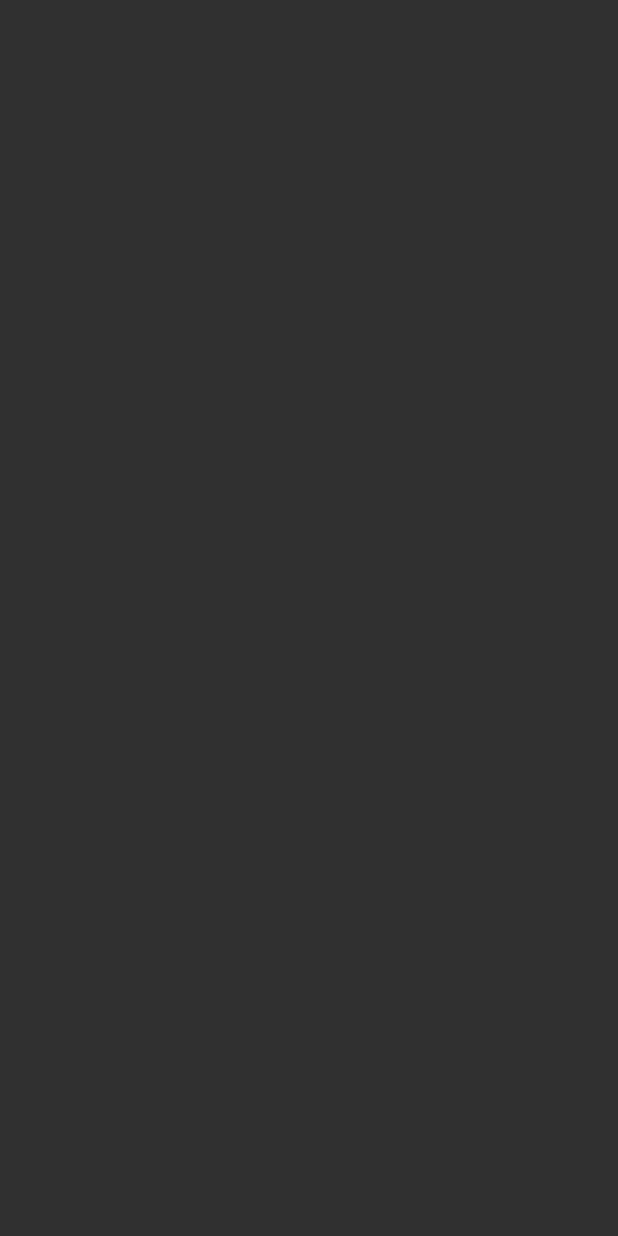
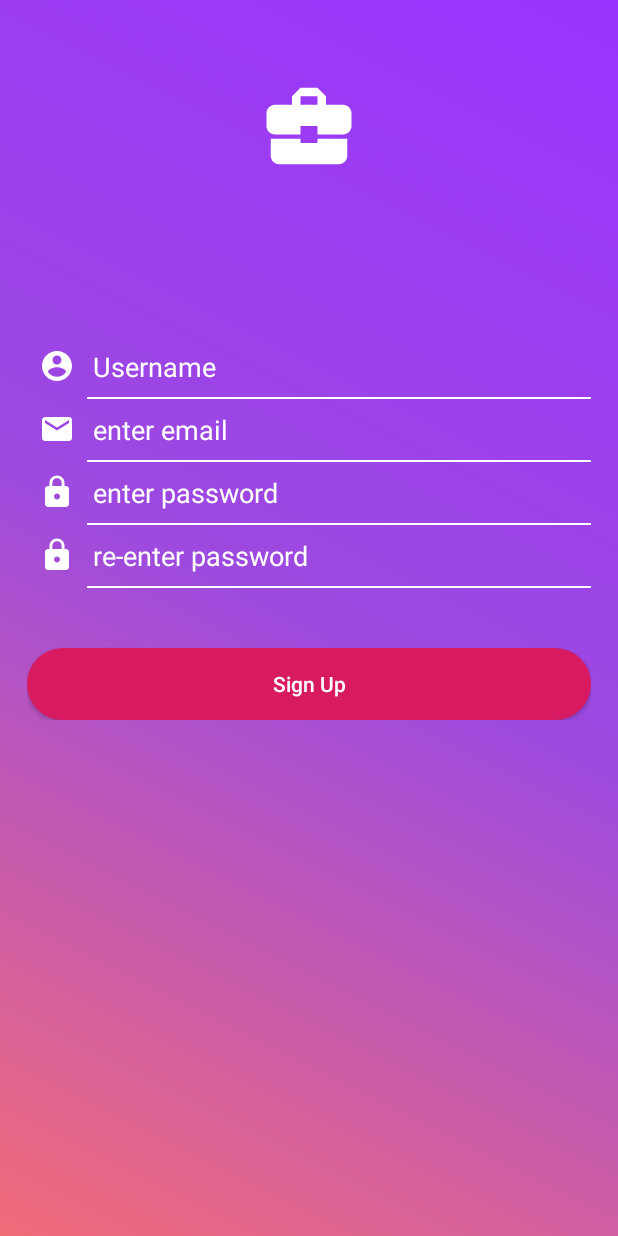
Before and after one commit to SamJay0/Hotel-Booking-App, an Android app: the SignUpActivity screen opened directly, with no data from a screen before it, on a phone screen of 412 x 824 dp. Before the commit the screen is empty. Run offline under Robolectric (Android 15) with nearby library versions, the phone set to English and light mode, and no system bars.

Commit message:
designed sign_up page

```diff
--- a/app/src/main/AndroidManifest.xml
+++ b/app/src/main/AndroidManifest.xml
@@ -10,14 +10,15 @@
         android:supportsRtl="true"
         android:theme="@style/AppTheme">
         <activity android:name=".SignUpActivity"></activity>
-        <activity android:name=".LoginActivity" />
-        <activity android:name=".MainActivity">
+        <activity android:name=".LoginActivity" >
             <intent-filter>
                 <action android:name="android.intent.action.MAIN" />
 
                 <category android:name="android.intent.category.LAUNCHER" />
             </intent-filter>
         </activity>
+        <activity android:name=".MainActivity">
+        </activity>
     </application>
 
 </manifest>
--- a/app/src/main/java/com/example/hotelbookingapp/LoginActivity.java
+++ b/app/src/main/java/com/example/hotelbookingapp/LoginActivity.java
@@ -1,7 +1,12 @@
 package com.example.hotelbookingapp;
 
+import android.app.Activity;
+import android.content.Intent;
 import android.support.v7.app.AppCompatActivity;
 import android.os.Bundle;
+import android.view.View;
+import android.widget.Button;
+import android.widget.Toast;
 
 public class LoginActivity extends AppCompatActivity {
 
@@ -9,5 +14,18 @@ public class LoginActivity extends AppCompatActivity {
     protected void onCreate(Bundle savedInstanceState) {
         super.onCreate(savedInstanceState);
         setContentView(R.layout.activity_login);
+        Button login=findViewById(R.id.login_btn);
+        login.setOnClickListener(new View.OnClickListener() {
+            @Override
+            public void onClick(View v) {
+                Toast.makeText(LoginActivity.this, "login", Toast.LENGTH_SHORT).show();
+            }
+        });
+
     }
+    public void sign_up(View view){
+        Intent i=new Intent(this,SignUpActivity.class);
+        startActivity(i);
+    }
+
 }
--- a/app/src/main/java/com/example/hotelbookingapp/MainActivity.java
+++ b/app/src/main/java/com/example/hotelbookingapp/MainActivity.java
@@ -1,14 +1,20 @@
 package com.example.hotelbookingapp;
 
+import android.content.Intent;
 import android.support.v7.app.AppCompatActivity;
 import android.os.Bundle;
 import android.support.v7.widget.Toolbar;
+import android.view.View;
+import android.widget.Button;
+import android.widget.Toast;
 
 public class MainActivity extends AppCompatActivity {
 
     @Override
     protected void onCreate(Bundle savedInstanceState) {
         super.onCreate(savedInstanceState);
-        setContentView(R.layout.activity_login);
+        setContentView(R.layout.activity_main);
+
     }
+
 }
--- a/app/src/main/java/com/example/hotelbookingapp/SignUpActivity.java
+++ b/app/src/main/java/com/example/hotelbookingapp/SignUpActivity.java
@@ -2,6 +2,9 @@ package com.example.hotelbookingapp;
 
 import android.support.v7.app.AppCompatActivity;
 import android.os.Bundle;
+import android.view.View;
+import android.widget.Button;
+import android.widget.Toast;
 
 public class SignUpActivity extends AppCompatActivity {
 
@@ -9,5 +12,12 @@ public class SignUpActivity extends AppCompatActivity {
     protected void onCreate(Bundle savedInstanceState) {
         super.onCreate(savedInstanceState);
         setContentView(R.layout.activity_sign_up);
+        Button signup=findViewById(R.id._sign_up_btn);
+        signup.setOnClickListener(new View.OnClickListener() {
+            @Override
+            public void onClick(View v) {
+                Toast.makeText(SignUpActivity.this, "sign up", Toast.LENGTH_SHORT).show();
+            }
+        });
     }
 }
--- /dev/null
+++ b/app/src/main/res/drawable/ic_email_white.xml
@@ -0,0 +1,5 @@
+<vector android:height="24dp" android:tint="#FFFFFF"
+    android:viewportHeight="24.0" android:viewportWidth="24.0"
+    android:width="24dp" xmlns:android="http://schemas.android.com/apk/res/android">
+    <path android:fillColor="#FF000000" android:pathData="M20,4L4,4c-1.1,0 -1.99,0.9 -1.99,2L2,18c0,1.1 0.9,2 2,2h16c1.1,0 2,-0.9 2,-2L22,6c0,-1.1 -0.9,-2 -2,-2zM20,8l-8,5 -8,-5L4,6l8,5 8,-5v2z"/>
+</vector>
--- /dev/null
+++ b/app/src/main/res/drawable/sign_up_gradient.xml
@@ -0,0 +1,16 @@
+<?xml version="1.0" encoding="utf-8"?>
+<shape xmlns:android="http://schemas.android.com/apk/res/android">
+    <gradient
+        android:endColor="#f93f"
+        android:startColor="#f26c78"
+        android:centerColor="#9d4adf"
+        android:angle="45"/>
+    <padding
+        android:left="7dp"
+        android:top="7dp"
+        android:right="7dp"
+        android:bottom="7dp"/>
+    <!--<corners android:radius="20dp"/>-->
+
+
+</shape>
--- a/app/src/main/res/layout/activity_login.xml
+++ b/app/src/main/res/layout/activity_login.xml
@@ -13,7 +13,7 @@
         android:layout_height="match_parent">
         <LinearLayout
             android:layout_width="match_parent"
-            android:layout_height="match_parent"
+            android:layout_height="wrap_content"
             android:orientation="vertical">
             <ImageView
                 android:layout_width="100dp"
@@ -38,22 +38,9 @@
             <View
                 android:layout_width="match_parent"
                 android:layout_height="1dp"
-                android:background="@color/white"/>
-            <!--<EditText-->
-                <!--android:layout_width="match_parent"-->
-                <!--android:layout_height="wrap_content"-->
-                <!--android:hint="@string/email"-->
-                <!--android:inputType="textEmailAddress"-->
-                <!--android:textColorHint="@color/white"-->
-                <!--android:background="@android:color/transparent"-->
-                <!--android:padding="8dp"-->
-                <!--android:ems="10"-->
-                <!--android:drawablePadding="12dp"-->
-                <!--android:drawableLeft="@drawable/ic_account_circle_black_24dp"/>-->
-            <!--<View-->
-                <!--android:layout_width="match_parent"-->
-                <!--android:layout_height="1dp"-->
-                <!--android:background="@color/white"/>-->
+                android:background="@color/white"
+                android:layout_marginLeft="40dp"
+                android:layout_marginStart="40dp"/>
             <EditText
                 android:layout_width="match_parent"
                 android:layout_height="wrap_content"
@@ -68,27 +55,44 @@
             <View
                 android:layout_width="match_parent"
                 android:layout_height="1dp"
-                android:background="@color/white"/>
+                android:background="@color/white"
+                android:layout_marginLeft="40dp"
+                android:layout_marginStart="40dp"/>
             <CheckBox
                 android:layout_width="match_parent"
                 android:layout_height="wrap_content"
                 android:padding="8dp"
+                android:layout_marginLeft="6dp"
+                android:layout_marginStart="6dp"
                 android:text="@string/remember"/>
             <Button
+                android:id="@+id/login_btn"
                 android:layout_width="match_parent"
                 android:layout_height="wrap_content"
                 android:layout_marginTop="25dp"
                 android:background="@drawable/login_background"
                 android:text="@string/login"
                 android:clickable="true"
+                android:focusable="true"
                 android:textColor="@color/colorAccent"
-                android:textAllCaps="false"/>
+                android:textAllCaps="false"
+                />
+            <TextView
+                android:layout_marginTop="16dp"
+                android:layout_width="match_parent"
+                android:layout_height="wrap_content"
+                android:textStyle="bold"
+                android:text="@string/not_registered"
+                android:layout_marginStart="20dp"
+                android:layout_marginLeft="20dp"/>
             <Button
                 android:layout_width="match_parent"
                 android:layout_height="wrap_content"
                 android:layout_marginTop="15dp"
                 android:background="@drawable/sign_up_background"
                 android:clickable="true"
+                android:focusable="true"
+                android:onClick="sign_up"
                 android:text="@string/sign_up"
                 android:textColor="@color/white"
                 android:textAllCaps="false"/>
--- a/app/src/main/res/layout/activity_sign_up.xml
+++ b/app/src/main/res/layout/activity_sign_up.xml
@@ -1,9 +1,112 @@
 <?xml version="1.0" encoding="utf-8"?>
-<android.support.constraint.ConstraintLayout xmlns:android="http://schemas.android.com/apk/res/android"
+<LinearLayout xmlns:android="http://schemas.android.com/apk/res/android"
     xmlns:app="http://schemas.android.com/apk/res-auto"
     xmlns:tools="http://schemas.android.com/tools"
     android:layout_width="match_parent"
     android:layout_height="match_parent"
-    tools:context=".SignUpActivity">
+    android:padding="18dp"
+    android:orientation="vertical"
+    android:background="@drawable/sign_up_gradient"
+    tools:context=".LoginActivity">
+    <ScrollView
+        android:layout_width="match_parent"
+        android:layout_height="match_parent">
+        <LinearLayout
+            android:layout_width="match_parent"
+            android:layout_height="wrap_content"
+            android:orientation="vertical">
+            <ImageView
+                android:layout_width="100dp"
+                android:layout_height="100dp"
+                android:layout_gravity="center_horizontal"
+                android:padding="16dp"
+                android:layout_marginTop="16dp"
+                android:layout_marginBottom="20dp"
+                android:src="@drawable/ic_building"/>
+            <EditText
+                android:layout_width="match_parent"
+                android:layout_height="wrap_content"
+                android:hint="@string/username"
+                android:inputType="textPersonName"
+                android:textColorHint="@color/white"
+                android:background="@android:color/transparent"
+                android:padding="8dp"
+                android:layout_marginTop="70dp"
+                android:ems="10"
+                android:drawablePadding="12dp"
+                android:drawableLeft="@drawable/ic_account_circle_black_24dp"/>
+            <View
+                android:layout_width="match_parent"
+                android:layout_height="1dp"
+                android:background="@color/white"
+                android:layout_marginLeft="40dp"
+                android:layout_marginStart="40dp"/>
+            <EditText
+                android:layout_width="match_parent"
+                android:layout_height="wrap_content"
+                android:hint="@string/email"
+                android:inputType="textEmailAddress"
+                android:textColorHint="@color/white"
+                android:background="@android:color/transparent"
+                android:padding="8dp"
+                android:ems="10"
+                android:drawablePadding="12dp"
+                android:drawableLeft="@drawable/ic_email_white"/>
+            <View
+                android:layout_width="match_parent"
+                android:layout_height="1dp"
+                android:background="@color/white"
+                android:layout_marginLeft="40dp"
+                android:layout_marginStart="40dp"/>
+            <EditText
+                android:layout_width="match_parent"
+                android:layout_height="wrap_content"
+                android:hint="@string/passHint"
+                android:inputType="textPassword"
+                android:textColorHint="@color/white"
+                android:background="@android:color/transparent"
+                android:padding="8dp"
+                android:ems="10"
+                android:drawablePadding="12dp"
+                android:drawableLeft="@drawable/ic_lock_24dp"/>
+            <View
+                android:layout_width="match_parent"
+                android:layout_height="1dp"
+                android:background="@color/white"
+                android:layout_marginLeft="40dp"
+                android:layout_marginStart="40dp"/>
+            <EditText
+                android:layout_width="match_parent"
+                android:layout_height="wrap_content"
+                android:hint="@string/passConfirm"
+                android:inputType="textPassword"
+                android:textColorHint="@color/white"
+                android:background="@android:color/transparent"
+                android:padding="8dp"
+                android:ems="10"
+                android:drawablePadding="12dp"
+                android:drawableLeft="@drawable/ic_lock_24dp"/>
+            <View
+                android:layout_width="match_parent"
+                android:layout_height="1dp"
+                android:background="@color/white"
+                android:layout_marginLeft="40dp"
+                android:layout_marginStart="40dp"/>
 
-</android.support.constraint.ConstraintLayout>
+            <Button
+                android:id="@+id/_sign_up_btn"
+                android:layout_width="match_parent"
+                android:layout_height="wrap_content"
+                android:layout_marginTop="40dp"
+                android:background="@drawable/sign_up_background"
+                android:clickable="true"
+                android:focusable="true"
+                android:text="@string/sign_up"
+                android:textColor="@color/white"
+                android:textAllCaps="false"/>
+
+
+        </LinearLayout>
+    </ScrollView>
+
+</LinearLayout>
--- a/app/src/main/res/values/strings.xml
+++ b/app/src/main/res/values/strings.xml
@@ -4,6 +4,8 @@
     <string name="sign_up">Sign Up</string>
     <string name="username">Username</string>
     <string name="email">enter email</string>
-    <string name="passHint">...................</string>
+    <string name="passHint">enter password</string>
+    <string name="passConfirm">re-enter password</string>
     <string name="remember">Remember me</string>
+    <string name="not_registered">Not a Member? </string>
 </resources>
--- a/app/src/main/res/values/styles.xml
+++ b/app/src/main/res/values/styles.xml
@@ -3,7 +3,7 @@
     <!-- Base application theme. -->
     <style name="AppTheme" parent="Theme.AppCompat.NoActionBar">
         <!-- Customize your theme here. -->
-        <item name="colorPrimary">@color/colorAccent</item>
+        <item name="colorPrimary">@color/black</item>
         <item name="colorPrimaryDark">@color/black</item>
         <item name="colorAccent">@color/colorAccent</item>
         <item name="android:colorForeground">@color/foreground_material_dark</item>
```
